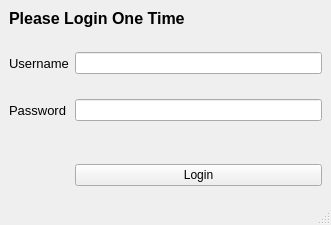
Qt form UI/login.ui (Nifra514/keras-cnn) before a commit.
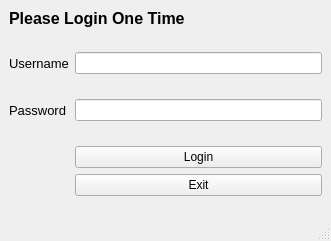
The same form after that commit. Icons and pictures are not drawn.

```diff
--- a/UI/login.ui
+++ b/UI/login.ui
@@ -7,7 +7,7 @@
     <x>0</x>
     <y>0</y>
     <width>331</width>
-    <height>225</height>
+    <height>241</height>
    </rect>
   </property>
   <property name="windowTitle">
@@ -111,19 +111,6 @@
      </spacer>
     </item>
     <item row="6" column="1">
-     <spacer name="horizontalSpacer_4">
-      <property name="orientation">
-       <enum>Qt::Horizontal</enum>
-      </property>
-      <property name="sizeHint" stdset="0">
-       <size>
-        <width>246</width>
-        <height>12</height>
-       </size>
-      </property>
-     </spacer>
-    </item>
-    <item row="7" column="1">
      <widget class="QPushButton" name="btn_login">
       <property name="text">
        <string>Login</string>
@@ -134,6 +121,17 @@
       </property>
      </widget>
     </item>
+    <item row="7" column="1">
+     <widget class="QPushButton" name="btn_exit">
+      <property name="text">
+       <string>Exit</string>
+      </property>
+      <property name="icon">
+       <iconset>
+        <normaloff>exit.png</normaloff>exit.png</iconset>
+      </property>
+     </widget>
+    </item>
    </layout>
   </widget>
   <widget class="QStatusBar" name="statusbar"/>
```
